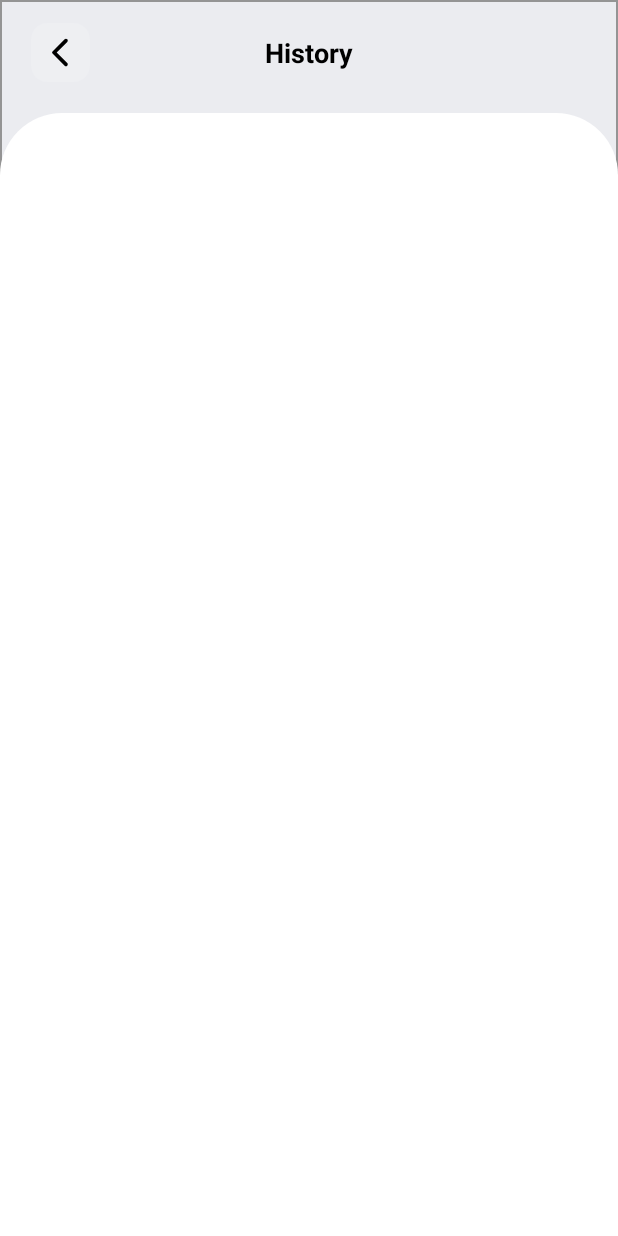
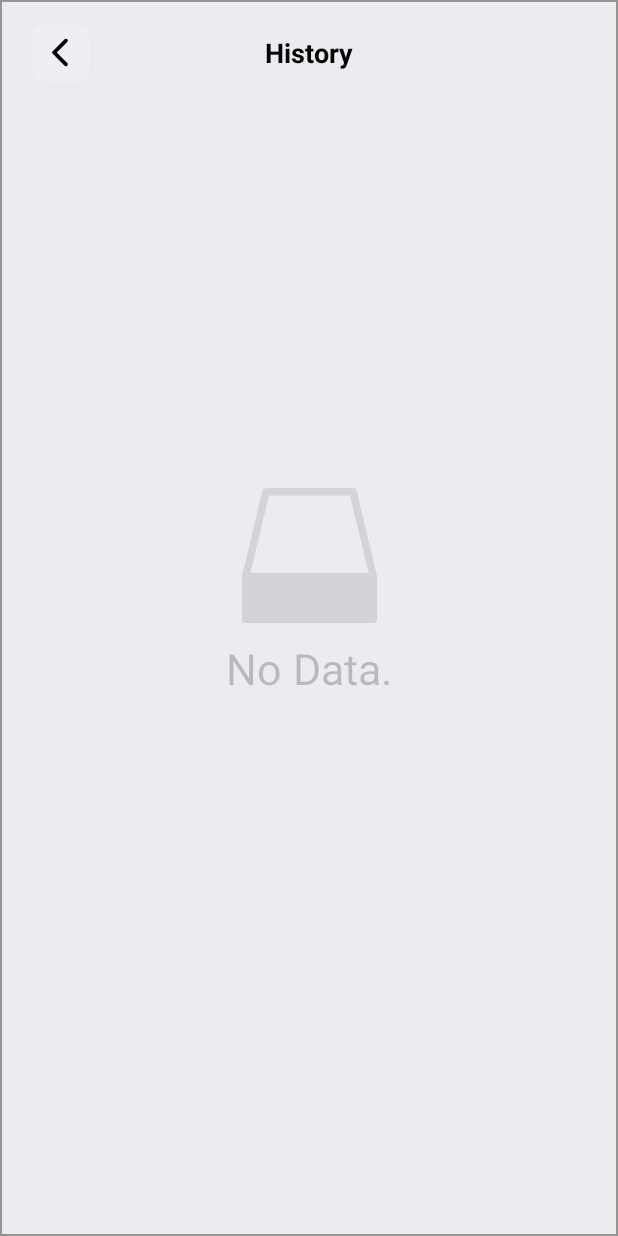
Before and after one commit to AnhAnNek/Minesweeper, an Android app: the HistoryActivity screen opened directly, with no data from a screen before it, on a phone screen of 412 x 824 dp. Run offline under Robolectric (Android 15) with nearby library versions, the phone set to English and light mode, and no system bars; our stand-ins replace sdp/ssp sizes; libraries missing offline, so code that uses them is left out: it.xabaras.android.

Commit message:
#6 no complete because FrameLayout Overlaps

```diff
--- a/app/build.gradle
+++ b/app/build.gradle
@@ -40,4 +40,7 @@ dependencies {
     // Scalable size unit (support for different screen size)
     implementation 'com.intuit.sdp:sdp-android:1.1.0'
     implementation 'com.intuit.ssp:ssp-android:1.1.0'
+
+    // recyclerview swipe decorator
+    implementation 'com.github.xabaras:RecyclerViewSwipeDecorator:1.4'
 }
--- a/app/src/main/java/com/vanannek/minesweeper/activites/HistoryActivity.java
+++ /dev/null
@@ -1,72 +0,0 @@
-package com.vanannek.minesweeper.activites;
-
-import androidx.appcompat.app.AppCompatActivity;
-import androidx.appcompat.widget.AppCompatImageView;
-import androidx.recyclerview.widget.LinearLayoutManager;
-import androidx.recyclerview.widget.RecyclerView;
-
-import android.content.Intent;
-import android.database.Cursor;
-import android.os.Bundle;
-import android.view.View;
-
-import com.vanannek.minesweeper.R;
-import com.vanannek.minesweeper.adapters.HistoryAdapter;
-import com.vanannek.minesweeper.database.MyDatabaseHelper;
-import com.vanannek.minesweeper.models.History;
-import com.vanannek.minesweeper.utilities.Utils;
-
-import java.text.ParseException;
-import java.util.ArrayList;
-import java.util.Collection;
-import java.util.Collections;
-import java.util.List;
-
-public class HistoryActivity extends AppCompatActivity {
-
-    private AppCompatImageView image_back;
-    private RecyclerView historyRecyclerView;
-    private MyDatabaseHelper myDB;
-    private List<History> itemsHistory;
-    private HistoryAdapter historyAdapter;
-
-    @Override
-    protected void onCreate(Bundle savedInstanceState) {
-        super.onCreate(savedInstanceState);
-        setContentView(R.layout.activity_history);
-        image_back = findViewById(R.id.image_back);
-        historyRecyclerView = findViewById(R.id.historyRecyclerView);
-        image_back.setOnClickListener(v -> {
-            Intent intent = new Intent(this, MainActivity.class);
-            startActivity(intent);
-        });
-
-        myDB = new MyDatabaseHelper(this);
-        initItemsHistory();
-        historyAdapter = new HistoryAdapter(HistoryActivity.this, this, itemsHistory);
-        historyRecyclerView.setAdapter(historyAdapter);
-        historyRecyclerView.setLayoutManager(new LinearLayoutManager(HistoryActivity.this));
-    }
-
-    public void initItemsHistory() {
-        itemsHistory = new ArrayList<>();
-        Cursor cursor = myDB.readAllData();
-        if (cursor.getCount() == 0) {
-            // TODO
-        } else {
-            while (cursor.moveToNext()) {
-                History history = new History();
-                history.completeTime = cursor.getString(1);
-                try {
-                    history.date = Utils.formatDate.parse(cursor.getString(2));
-                } catch (ParseException e) {
-                    e.printStackTrace();
-                }
-                history.gameMode = cursor.getString(3);
-                history.result = cursor.getString(4);
-                itemsHistory.add(history);
-            }
-            Collections.sort(itemsHistory, (obj1, obj2) -> obj1.date.compareTo(obj2.date));
-        }
-    }
-}
--- /dev/null
+++ b/app/src/main/java/com/vanannek/minesweeper/activities/HistoryActivity.java
@@ -0,0 +1,118 @@
+package com.vanannek.minesweeper.activities;
+
+import androidx.appcompat.app.AppCompatActivity;
+import androidx.appcompat.widget.AppCompatImageView;
+import androidx.constraintlayout.widget.ConstraintLayout;
+import androidx.recyclerview.widget.ItemTouchHelper;
+import androidx.recyclerview.widget.LinearLayoutManager;
+import androidx.recyclerview.widget.RecyclerView;
+
+import android.annotation.SuppressLint;
+import android.content.Intent;
+import android.database.Cursor;
+import android.graphics.Color;
+import android.os.Bundle;
+import android.view.View;
+import android.widget.ImageView;
+import android.widget.TextView;
+
+import com.google.android.material.snackbar.Snackbar;
+import com.vanannek.minesweeper.R;
+import com.vanannek.minesweeper.adapters.HistoryAdapter;
+import com.vanannek.minesweeper.callbacks.HistoryTouchHelper;
+import com.vanannek.minesweeper.database.MyDatabaseHelper;
+import com.vanannek.minesweeper.listeners.HistoryListener;
+import com.vanannek.minesweeper.models.History;
+import com.vanannek.minesweeper.utilities.Utils;
+
+import java.text.ParseException;
+import java.util.ArrayList;
+import java.util.Collections;
+import java.util.List;
+
+public class HistoryActivity extends AppCompatActivity implements HistoryListener {
+
+    private AppCompatImageView image_back;
+    private RecyclerView historyRecyclerView;
+    private ImageView empty_iv;
+    private TextView empty_tv;
+    private MyDatabaseHelper myDB;
+    private List<History> itemsHistory;
+    private HistoryAdapter historyAdapter;
+    private ConstraintLayout historyLayout;
+
+    @SuppressLint("MissingInflatedId")
+    @Override
+    protected void onCreate(Bundle savedInstanceState) {
+        super.onCreate(savedInstanceState);
+        setContentView(R.layout.activity_history);
+        image_back = findViewById(R.id.image_back);
+        historyRecyclerView = findViewById(R.id.historyRecyclerView);
+        empty_iv = findViewById(R.id.empty_iv);
+        empty_tv = findViewById(R.id.empty_tv);
+        historyLayout = findViewById(R.id.historyLayout);
+        image_back.setOnClickListener(v -> {
+            Intent intent = new Intent(this, MainActivity.class);
+            startActivity(intent);
+        });
+
+        myDB = new MyDatabaseHelper(this);
+        initHistoryItems();
+        historyAdapter = new HistoryAdapter(HistoryActivity.this, this, itemsHistory);
+        historyRecyclerView.setAdapter(historyAdapter);
+        historyRecyclerView.setLayoutManager(new LinearLayoutManager(HistoryActivity.this));
+
+        ItemTouchHelper.Callback callback = new HistoryTouchHelper(HistoryActivity.this, this);
+        ItemTouchHelper touchHelper = new ItemTouchHelper(callback);
+        touchHelper.attachToRecyclerView(historyRecyclerView);
+    }
+
+    public void initHistoryItems() {
+        itemsHistory = new ArrayList<>();
+        Cursor cursor = myDB.readAllData();
+        if (cursor == null || cursor.getCount() == 0) {
+            empty_iv.setVisibility(View.VISIBLE);
+            empty_tv.setVisibility(View.VISIBLE);
+        } else {
+            empty_iv.setVisibility(View.GONE);
+            empty_tv.setVisibility(View.GONE);
+            while (cursor.moveToNext()) {
+                History history = new History();
+                history.id = cursor.getString(0);
+                history.completeTime = cursor.getString(1);
+                try {
+                    history.date = Utils.formatDate.parse(cursor.getString(2));
+                } catch (ParseException e) {
+                    e.printStackTrace();
+                }
+                history.gameMode = cursor.getString(3);
+                history.result = cursor.getString(4);
+                itemsHistory.add(history);
+            }
+            Collections.sort(itemsHistory, (obj1, obj2) -> obj2.date.compareTo(obj1.date));
+        }
+    }
+
+    @Override
+    public void onSwiped(RecyclerView.ViewHolder viewHolder, int position) {
+        // we will delete and also we want to undo
+        String name = itemsHistory.get(viewHolder.getAdapterPosition()).getClass().getName();
+
+        // backup of removed item for undo
+        final History deletedHistory = itemsHistory.get(viewHolder.getAdapterPosition());
+        final int deletedIndex = viewHolder.getAdapterPosition();
+
+        // remove the item from recyclerview
+        historyAdapter.removeItem(viewHolder.getAdapterPosition());
+
+        // showing snack bar for undo
+        Snackbar snackbar = Snackbar.make(historyLayout, name + "removed...!", Snackbar.LENGTH_LONG);
+        snackbar.setAction("UNDO", v -> {
+            historyAdapter.restoreItem(deletedHistory, deletedIndex);
+        });
+        snackbar.setActionTextColor(Color.GREEN);
+        snackbar.show();
+
+        // let's run our project finally
+    }
+}
--- a/app/src/main/java/com/vanannek/minesweeper/activites/MainActivity.java
+++ b/app/src/main/java/com/vanannek/minesweeper/activities/MainActivity.java
@@ -1,4 +1,4 @@
-package com.vanannek.minesweeper.activites;
+package com.vanannek.minesweeper.activities;
 
 import androidx.appcompat.app.AlertDialog;
 import androidx.appcompat.app.AppCompatActivity;
@@ -14,7 +14,6 @@ import android.widget.ImageView;
 import android.widget.TableLayout;
 import android.widget.TableRow;
 import android.widget.TextView;
-import android.widget.Toast;
 
 import com.vanannek.minesweeper.database.MyDatabaseHelper;
 import com.vanannek.minesweeper.models.CountUpTimer;
--- /dev/null
+++ b/app/src/main/java/com/vanannek/minesweeper/listeners/HistoryListener.java
@@ -0,0 +1,7 @@
+package com.vanannek.minesweeper.listeners;
+
+import androidx.recyclerview.widget.RecyclerView;
+
+public interface HistoryListener {
+    void onSwiped(RecyclerView.ViewHolder viewHolder, int position);
+}
--- /dev/null
+++ b/app/src/main/res/drawable/ic_delete.xml
@@ -0,0 +1,5 @@
+<vector android:height="24dp" android:tint="#FFFFFF"
+    android:viewportHeight="24" android:viewportWidth="24"
+    android:width="24dp" xmlns:android="http://schemas.android.com/apk/res/android">
+    <path android:fillColor="#FF000000" android:pathData="M6,19c0,1.1 0.9,2 2,2h8c1.1,0 2,-0.9 2,-2V7H6v12zM19,4h-3.5l-1,-1h-5l-1,1H5v2h14V4z"/>
+</vector>
--- /dev/null
+++ b/app/src/main/res/drawable/ic_empty.xml
@@ -0,0 +1,9 @@
+<vector xmlns:android="http://schemas.android.com/apk/res/android"
+    android:width="90dp"
+    android:height="90dp"
+    android:viewportWidth="90"
+    android:viewportHeight="90">
+    <path
+        android:fillColor="#FF000000"
+        android:pathData="M76.432,1.918A2.5,2.5 0,0 0,74 0L16,0a2.5,2.5 0,0 0,-2.432 1.918L0.068,58.351A2.535,2.535 0,0 0,0 58.933L0,87.5A2.5,2.5 0,0 0,2.5 90h85A2.5,2.5 0,0 0,90 87.5L90,58.933a2.534,2.534 0,0 0,-0.068 -0.582ZM5.669,56.43 L17.973,5L72.027,5l12.3,51.43Z"/>
+</vector>
--- a/app/src/main/res/layout/activity_history.xml
+++ b/app/src/main/res/layout/activity_history.xml
@@ -1,18 +1,18 @@
 <?xml version="1.0" encoding="utf-8"?>
 <androidx.constraintlayout.widget.ConstraintLayout xmlns:android="http://schemas.android.com/apk/res/android"
+    android:id="@+id/historyLayout"
     xmlns:app="http://schemas.android.com/apk/res-auto"
     xmlns:tools="http://schemas.android.com/tools"
     android:layout_width="match_parent"
     android:layout_height="match_parent"
     android:background="@drawable/border"
-    tools:context=".activites.HistoryActivity">
+    tools:context=".activities.HistoryActivity">
 
     <androidx.appcompat.widget.AppCompatImageView
         android:id="@+id/image_back"
         android:layout_width="@dimen/_30sdp"
         android:layout_height="@dimen/_30sdp"
         android:layout_marginStart="@dimen/_16sdp"
-        android:layout_marginLeft="@dimen/_16sdp"
         android:layout_marginTop="@dimen/_12sdp"
         android:padding="@dimen/_6sdp"
         android:background="@drawable/background_icon"
@@ -33,11 +33,36 @@
         app:layout_constraintStart_toStartOf="parent"
         app:layout_constraintTop_toTopOf="@id/image_back" />
 
+    <ImageView
+        android:id="@+id/empty_iv"
+        android:layout_width="wrap_content"
+        android:layout_height="wrap_content"
+        android:layout_marginTop="@dimen/_250sdp"
+        android:alpha="0.1"
+        app:srcCompat="@drawable/ic_empty"
+        android:focusable="true"
+        app:layout_constraintEnd_toEndOf="parent"
+        app:layout_constraintStart_toStartOf="parent"
+        app:layout_constraintTop_toTopOf="parent" />
+
+    <TextView
+        android:id="@+id/empty_tv"
+        android:layout_width="wrap_content"
+        android:layout_height="wrap_content"
+        android:layout_marginTop="@dimen/_8sdp"
+        android:text="No Data."
+        android:textSize="@dimen/_22sdp"
+        android:alpha="0.4"
+        app:layout_constraintEnd_toEndOf="parent"
+        app:layout_constraintStart_toStartOf="parent"
+        app:layout_constraintTop_toBottomOf="@+id/empty_iv" />
+
     <FrameLayout
         android:layout_width="match_parent"
         android:layout_height="0dp"
         android:layout_marginTop="@dimen/_16sdp"
         android:background="@drawable/background_content_bottom"
+        android:visibility="gone"
         app:layout_constraintBottom_toBottomOf="parent"
         app:layout_constraintTop_toBottomOf="@id/image_back">
 
--- a/app/src/main/res/layout/activity_main.xml
+++ b/app/src/main/res/layout/activity_main.xml
@@ -6,7 +6,7 @@
     android:layout_height="match_parent"
     android:hardwareAccelerated="false"
     android:largeHeap="true"
-    tools:context=".activites.MainActivity"
+    tools:context=".activities.MainActivity"
     android:orientation="horizontal">
 
     <ImageView
--- a/app/src/main/res/layout/item_container_history.xml
+++ b/app/src/main/res/layout/item_container_history.xml
@@ -5,7 +5,7 @@
     android:layout_height="wrap_content"
     xmlns:app="http://schemas.android.com/apk/res-auto"
     android:padding="@dimen/_8sdp"
-    android:id="@+id/historyLayout">
+    android:id="@+id/historyItemLayout">
 
     <TextView
         android:id="@+id/result_tv"
--- a/app/src/main/res/values/colors.xml
+++ b/app/src/main/res/values/colors.xml
@@ -10,4 +10,6 @@
     <color name="grey">#808080</color>
     <color name="input_background">#ECECEC</color>
     <color name="icon_background">#20FFFFFF</color>
+
+    <color name="delete_color">#EF0707</color>
 </resources>
```
Also changed, not shown: app/src/main/AndroidManifest.xml (+9 -2 lines), app/src/main/java/com/vanannek/minesweeper/activities/StartActivity.java (added, +16 -0 lines), app/src/main/java/com/vanannek/minesweeper/adapters/HistoryAdapter.java (+21 -2 lines), app/src/main/java/com/vanannek/minesweeper/callbacks/HistoryTouchHelper.java (added, +83 -0 lines), app/src/main/res/layout/activity_start.xml (added, +37 -0 lines), build.gradle (+20 -3 lines), settings.gradle (+0 -7 lines).
